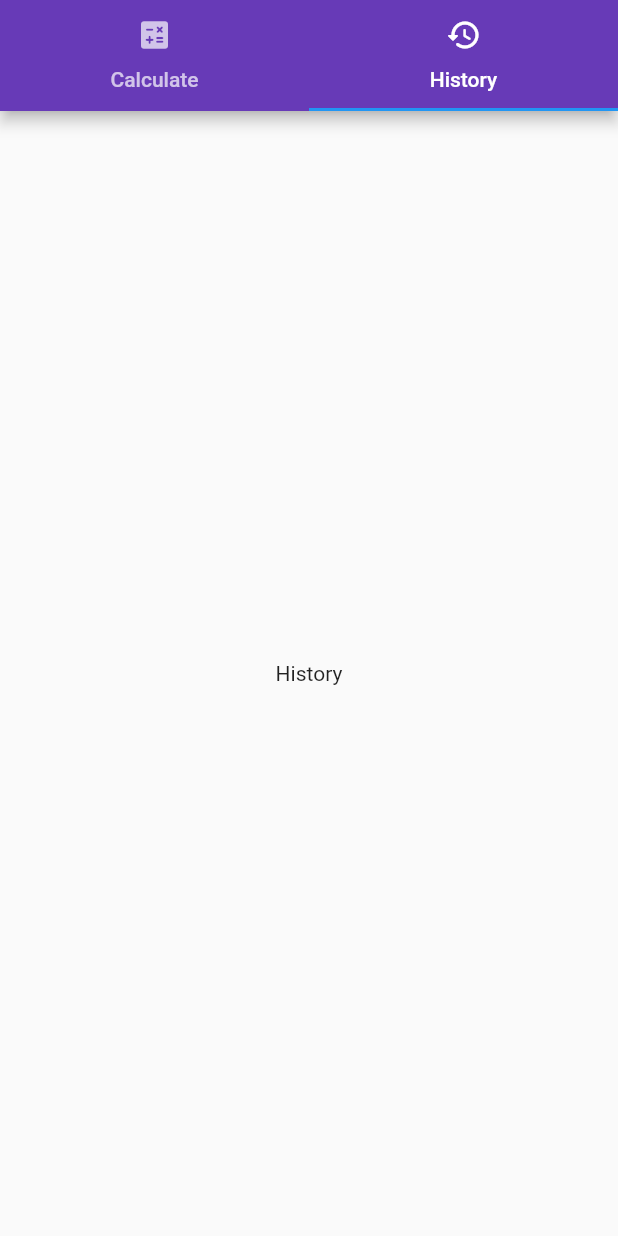
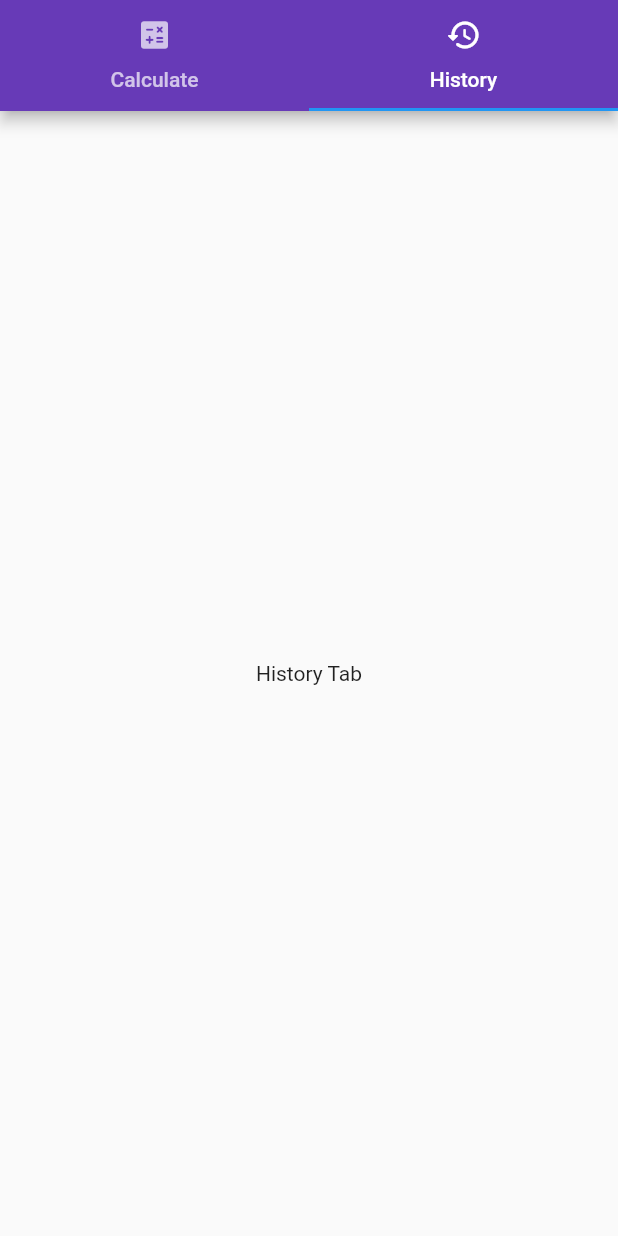
Before and after one commit to neurothrone/gasvo-pro, a Flutter app: the GasPipeCalculatorScreen screen opened directly, tab 2 chosen, on a phone screen of 412 x 824 dp. Run offline on Flutter 3.47's test engine with Material 2 defaults, Android fonts, the phone set to English and light mode, and no system bars; our stand-ins replace flutter_riverpod.

Commit message:
restructure project

```diff
--- a/lib/app/app_controller.dart
+++ b/lib/app/app_controller.dart
@@ -1,6 +1,6 @@
 import 'package:flutter_riverpod/flutter_riverpod.dart';
 
-import '../navigation/destination.dart';
+import 'destination.dart';
 import 'app_state.dart';
 
 final appProvider =
--- a/lib/app/app_state.dart
+++ b/lib/app/app_state.dart
@@ -1,6 +1,6 @@
 import 'package:flutter/foundation.dart';
 
-import '../navigation/destination.dart';
+import 'destination.dart';
 
 @immutable
 class AppState {
--- /dev/null
+++ b/lib/features/gas_pipe_calculator/ui/components/gas_pipe_history_tab.dart
@@ -0,0 +1,12 @@
+import 'package:flutter/material.dart';
+
+class GasPipeHistoryTab extends StatelessWidget {
+  const GasPipeHistoryTab({Key? key}) : super(key: key);
+
+  @override
+  Widget build(BuildContext context) {
+    return const Center(
+      child: Text("History Tab"),
+    );
+  }
+}
--- a/lib/gas_pipe_calc/gas_pipe_calculator_screen.dart
+++ b/lib/features/gas_pipe_calculator/ui/gas_pipe_calculator_screen.dart
@@ -1,6 +1,7 @@
 import 'package:flutter/material.dart';
 
-import 'gas_pipe_calculate_tab.dart';
+import 'components/gas_pipe_calculate_tab.dart';
+import 'components/gas_pipe_history_tab.dart';
 
 class GasPipeCalculatorScreen extends StatelessWidget {
   const GasPipeCalculatorScreen({Key? key}) : super(key: key);
@@ -22,7 +23,7 @@ class GasPipeCalculatorScreen extends StatelessWidget {
         body: const TabBarView(
           children: [
             GasPipeCalculateTab(),
-            Center(child: Text("History")),
+            GasPipeHistoryTab(),
           ],
         ),
       ),
--- a/lib/home/home_screen.dart
+++ b/lib/features/home/home_screen.dart
@@ -2,9 +2,9 @@ import 'package:flutter/material.dart';
 
 import 'package:flutter_riverpod/flutter_riverpod.dart';
 
-import '../app/app_controller.dart';
-import '../card_button.dart';
-import '../navigation/destination.dart';
+import '../../app/app_controller.dart';
+import 'components/card_button.dart';
+import '../../app/destination.dart';
 
 class HomeScreen extends ConsumerWidget {
   const HomeScreen({Key? key}) : super(key: key);
--- a/lib/main.dart
+++ b/lib/main.dart
@@ -2,8 +2,8 @@ import 'package:flutter/material.dart';
 
 import 'package:flutter_riverpod/flutter_riverpod.dart';
 
-import 'constants.dart';
-import 'home/home_scaffold.dart';
+import 'core/constants.dart';
+import 'features/home/components/home_scaffold.dart';
 
 void main() {
   runApp(const ProviderScope(
```
Also changed, not shown: lib/features/home/components/home_scaffold.dart (renamed from lib/home/home_scaffold.dart, +6 -6 lines), lib/app/destination.dart (renamed from lib/navigation/destination.dart), lib/core/constants.dart (renamed from lib/constants.dart), lib/core/gasvo_theme.dart (renamed from lib/gasvo_theme.dart), lib/features/effect_calculator/ui/effect_calculator_screen.dart (renamed from lib/effect_calc/effect_calculator_screen.dart), lib/features/gas_pipe_calculator/bl/gas_pipe_controller.dart (renamed from lib/gas_pipe_calc/gas_pipe_controller.dart), lib/features/gas_pipe_calculator/bl/gas_pipe_state.dart (renamed from lib/gas_pipe_calc/gas_pipe_state.dart), lib/features/gas_pipe_calculator/ui/components/gas_pipe_calculate_tab.dart (renamed from lib/gas_pipe_calc/gas_pipe_calculate_tab.dart), lib/features/home/components/card_button.dart (renamed from lib/card_button.dart), lib/features/settings/settings_screen.dart (renamed from lib/settings/settings_screen.dart).
